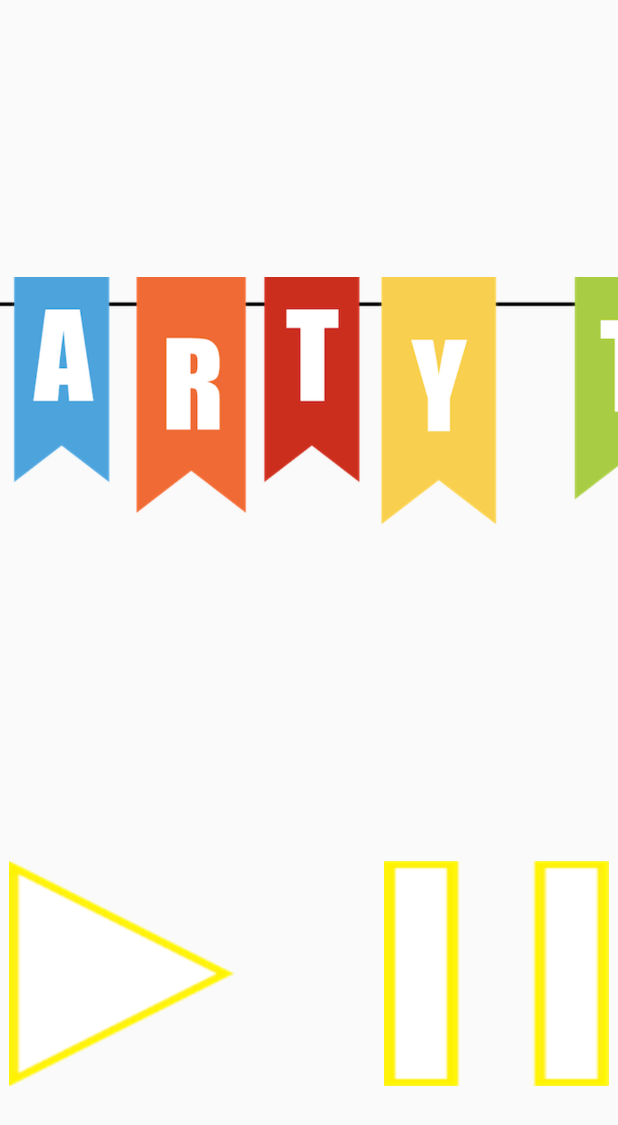
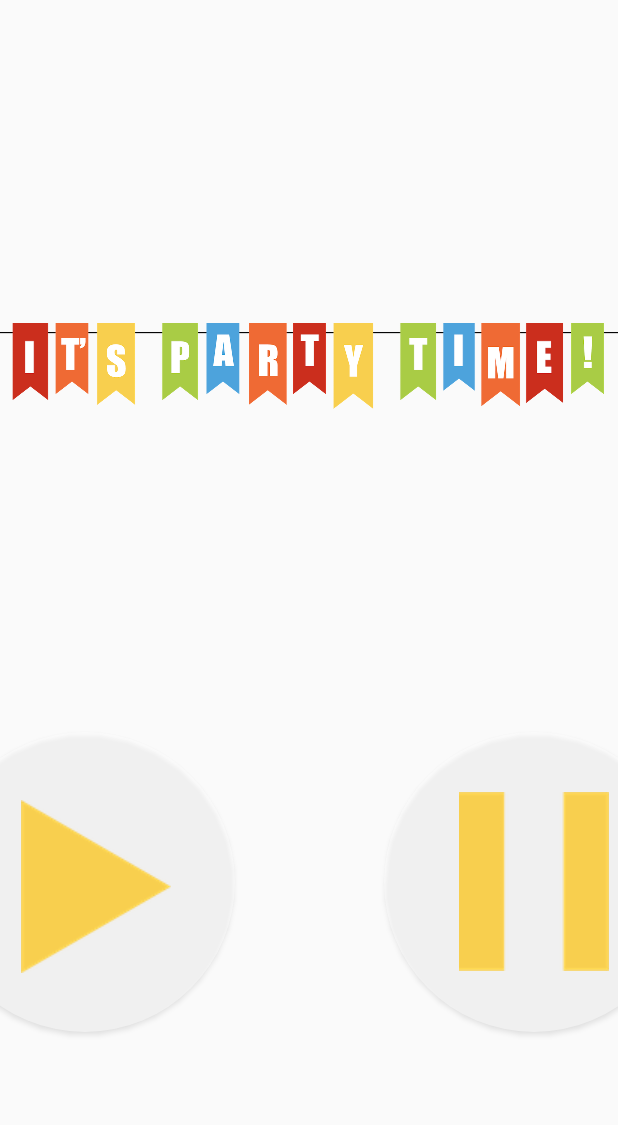
Before and after one commit to 443itaya/HueTimerforB, an Android app: the layout content_special.xml on its own in the app's theme, with its tools: preview values and no code run, on a phone screen of 412 x 824 dp. Shown: the top 1125 px of the screen. Run offline under Robolectric (Android 15) with nearby library versions, the phone set to English and light mode, and no system bars.

```diff
--- /dev/null
+++ b/app/src/main/res/drawable/ripple_button_special.xml
@@ -0,0 +1,14 @@
+<?xml version="1.0" encoding="utf-8"?>
+<ripple
+        xmlns:android="http://schemas.android.com/apk/res/android"
+        android:color="#FFFFFF">
+    <item>
+        <shape android:shape="rectangle">
+            <solid android:color="#78ffffff"/>
+            <corners android:radius="100dp"/>
+            <!--<stroke
+                    android:color="#dc303030"
+                    android:width="3dp"/>-->
+        </shape>
+    </item>
+</ripple>
--- a/app/src/main/res/layout/content_special.xml
+++ b/app/src/main/res/layout/content_special.xml
@@ -9,42 +9,34 @@
         tools:showIn="@layout/activity_special"
         tools:context=".SpecialActivity">
 
-    <TextView
-            android:layout_width="0dp"
-            android:layout_height="136dp"
-            android:id="@+id/textView2" android:textSize="80sp"
-            android:fontFamily="casual" android:textStyle="bold" android:layout_marginTop="100dp"
-            app:layout_constraintTop_toTopOf="parent" app:layout_constraintStart_toStartOf="parent"
-            android:layout_marginStart="100dp" app:layout_constraintEnd_toEndOf="parent"
-            android:layout_marginEnd="100dp"
-            android:layout_marginBottom="50dp" app:layout_constraintBottom_toTopOf="@+id/stop_button"
-            android:gravity="center" android:textColor="@android:color/black" app:layout_constraintHorizontal_bias="1.0"
-            app:layout_constraintVertical_bias="0.0"/>
     <Button
-            android:layout_width="150dp"
-            android:layout_height="150dp"
-            android:id="@+id/move_button" android:layout_marginBottom="100dp"
+            android:layout_width="200dp"
+            android:layout_height="200dp"
+            android:id="@+id/move_button" android:layout_marginBottom="136dp"
             app:layout_constraintBottom_toBottomOf="parent" app:layout_constraintStart_toStartOf="parent"
-            android:layout_marginStart="100dp" android:layout_marginTop="100dp"
-            app:layout_constraintTop_toBottomOf="@+id/textView2" app:layout_constraintEnd_toStartOf="@+id/stop_button"
+            android:layout_marginStart="100dp"
+            app:layout_constraintEnd_toStartOf="@+id/stop_button"
             android:layout_marginEnd="50dp" android:fontFamily="casual" android:textSize="50sp"
-            android:textStyle="bold" android:background="@drawable/play"
-            app:layout_constraintVertical_bias="1.0"/>
+            android:textStyle="bold"
+            android:drawableTop="@drawable/play" android:background="@drawable/ripple_button_special"
+            android:paddingTop="45dp" android:paddingLeft="15dp"/>
     <Button
-            android:layout_width="150dp"
-            android:layout_height="150dp"
+            android:layout_width="200dp"
+            android:layout_height="200dp"
             android:id="@+id/stop_button" app:layout_constraintStart_toEndOf="@+id/move_button"
             android:layout_marginStart="50dp"
             app:layout_constraintTop_toTopOf="@+id/move_button"
             app:layout_constraintBottom_toBottomOf="@+id/move_button"
             app:layout_constraintEnd_toEndOf="parent" android:layout_marginEnd="100dp" android:fontFamily="casual"
-            android:textStyle="bold" android:textSize="50sp" android:background="@drawable/stop"/>
+            android:textStyle="bold" android:textSize="50sp" android:drawableTop="@drawable/stop"
+            android:background="@drawable/ripple_button_special" android:paddingTop="40dp"/>
     <ImageView
-            android:layout_width="1191dp"
-            android:layout_height="463dp" app:srcCompat="@drawable/party"
+            android:layout_width="wrap_content"
+            android:layout_height="192dp" app:srcCompat="@drawable/party"
             android:id="@+id/imageView2"
             android:layout_marginBottom="48dp" app:layout_constraintBottom_toTopOf="@+id/move_button"
-            app:layout_constraintTop_toTopOf="parent" android:layout_marginTop="8dp"
+            app:layout_constraintTop_toTopOf="parent"
             app:layout_constraintStart_toStartOf="parent" android:layout_marginStart="32dp"
-            app:layout_constraintEnd_toEndOf="parent" android:layout_marginEnd="32dp"/>
+            app:layout_constraintEnd_toEndOf="parent" android:layout_marginEnd="32dp"
+            app:layout_constraintVertical_bias="0.598"/>
 </android.support.constraint.ConstraintLayout>
--- a/app/src/main/res/values/strings.xml
+++ b/app/src/main/res/values/strings.xml
@@ -1,5 +1,6 @@
 <resources>
-    <string name="app_name"></string>
+    <string name="app_name">Hue Timer for B</string>
+    <string name="app_label">会議室フルカラー</string>
     <string name="action_settings">Settings</string>
     <string name="title_activity_timer"></string>
     <string name="title_activity_special"></string>
```
Also changed, not shown: app/src/main/AndroidManifest.xml (+6 -6 lines), app/src/main/java/jp/ac/doshisha/mikilab/huetimerforb/MainActivity.java (+16 -1 lines), app/src/main/java/jp/ac/doshisha/mikilab/huetimerforb/ModeActivity.java (+11 -0 lines), app/src/main/java/jp/ac/doshisha/mikilab/huetimerforb/SpecialActivity.java (+16 -4 lines), app/src/main/java/jp/ac/doshisha/mikilab/huetimerforb/TimerActivity.java (+10 -0 lines), app/src/main/res/drawable/ripple_button.xml (added, +14 -0 lines), app/src/main/res/layout/content_main.xml (+7 -5 lines), app/src/main/res/drawable/background_mode.png, app/src/main/res/drawable/conference.png, app/src/main/res/drawable/play.png, app/src/main/res/drawable/special.png, app/src/main/res/drawable/stop.png, 1 other file.
